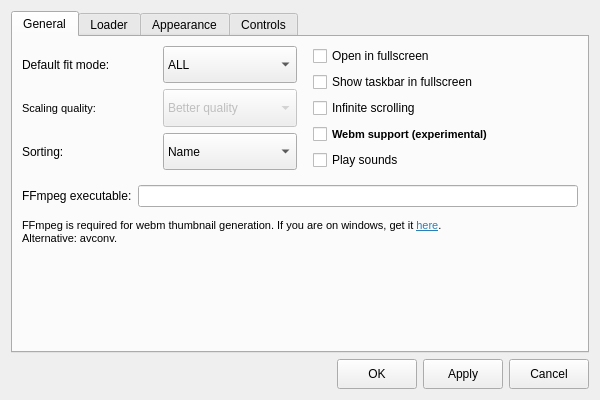
Old version of the form settingsdialog.ui in the repository do-i/thumbgrid.
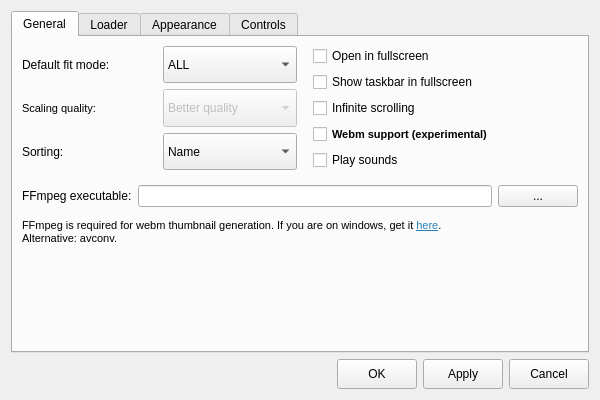
New version of the form. Custom widgets are drawn as their Qt base class.

```diff
--- a/settingsdialog.ui
+++ b/settingsdialog.ui
@@ -400,6 +400,25 @@
          <item>
           <widget class="QLineEdit" name="ffmpegLineEdit"/>
          </item>
+         <item>
+          <widget class="QPushButton" name="pushButton_5">
+           <property name="sizePolicy">
+            <sizepolicy hsizetype="Fixed" vsizetype="Fixed">
+             <horstretch>0</horstretch>
+             <verstretch>0</verstretch>
+            </sizepolicy>
+           </property>
+           <property name="minimumSize">
+            <size>
+             <width>30</width>
+             <height>0</height>
+            </size>
+           </property>
+           <property name="text">
+            <string>...</string>
+           </property>
+          </widget>
+         </item>
         </layout>
        </item>
        <item>
```
Left out of the diff: 49 changed lines with no effect on the pictures.
